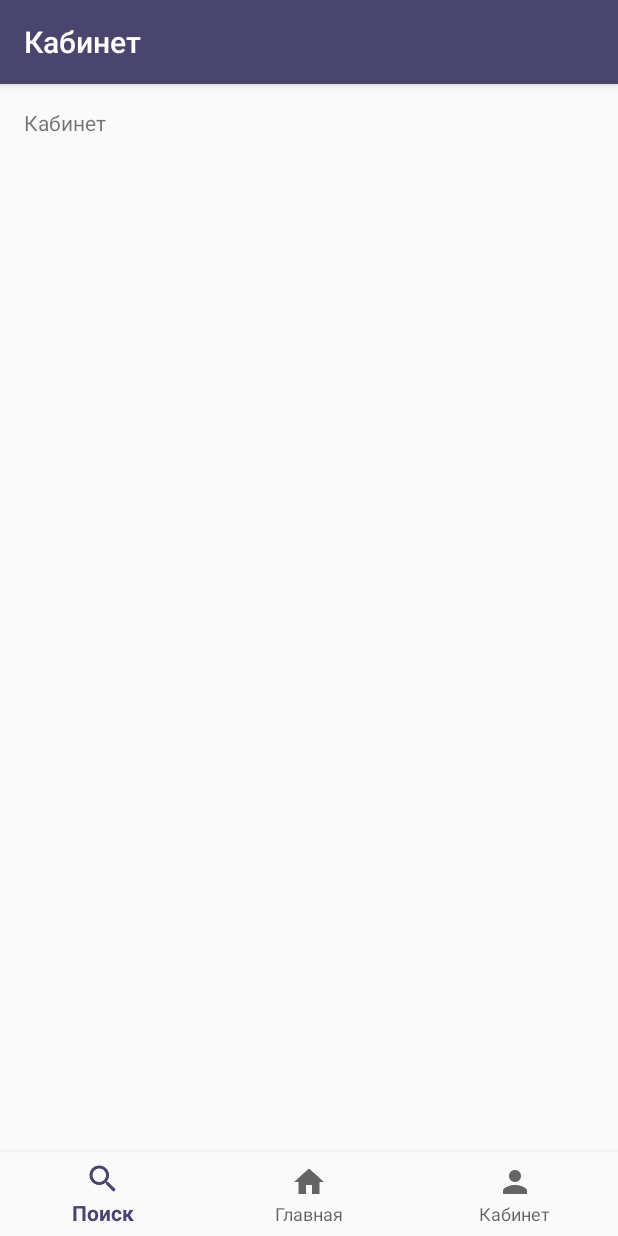
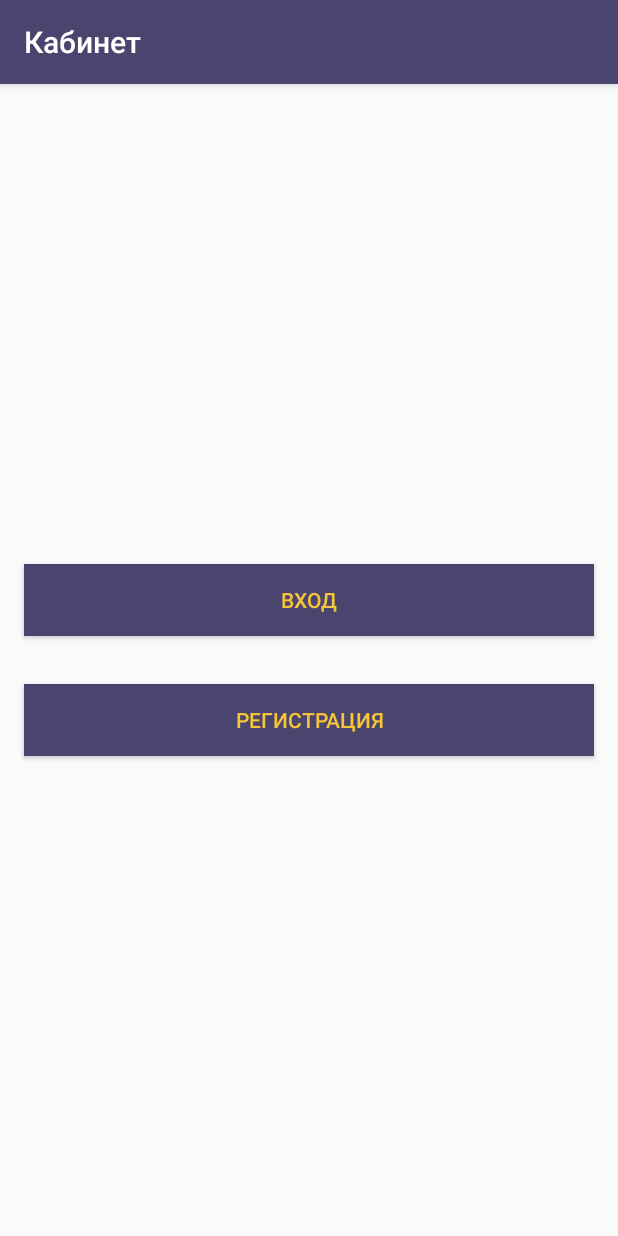
Before and after one commit to LifeLaboratory/skb_sudo_su, an Android app: the ProfileActivity screen opened directly, with no data from a screen before it, on a phone screen of 412 x 824 dp. Run offline under Robolectric (Android 15) with nearby library versions, the phone set to English and light mode, and no system bars.

Commit message:
Диалоговое окно авторизации

```diff
--- a/android/app/build.gradle
+++ b/android/app/build.gradle
@@ -18,6 +18,11 @@ android {
     }
 }
 
+repositories {
+    jcenter()
+    google()
+}
+
 dependencies {
     implementation fileTree(dir: 'libs', include: ['*.jar'])
     implementation 'com.android.support:appcompat-v7:28.0.0'
--- a/android/app/src/main/res/layout/activity_main.xml
+++ b/android/app/src/main/res/layout/activity_main.xml
@@ -28,14 +28,11 @@
 
     <android.support.design.widget.BottomNavigationView
         android:id="@+id/navigation"
-        android:layout_width="0dp"
+        android:layout_width="match_parent"
         android:layout_height="wrap_content"
         android:layout_marginStart="0dp"
         android:layout_marginEnd="0dp"
         android:background="?android:attr/windowBackground"
-        app:layout_constraintBottom_toBottomOf="parent"
-        app:layout_constraintLeft_toLeftOf="parent"
-        app:layout_constraintRight_toRightOf="parent"
         app:menu="@menu/navigation" />
 
 </LinearLayout>
--- a/android/app/src/main/res/layout/activity_profile.xml
+++ b/android/app/src/main/res/layout/activity_profile.xml
@@ -1,22 +1,36 @@
 <?xml version="1.0" encoding="utf-8"?>
-<android.support.constraint.ConstraintLayout xmlns:android="http://schemas.android.com/apk/res/android"
+<LinearLayout xmlns:android="http://schemas.android.com/apk/res/android"
     xmlns:app="http://schemas.android.com/apk/res-auto"
     xmlns:tools="http://schemas.android.com/tools"
     android:id="@+id/container"
     android:layout_width="match_parent"
     android:layout_height="match_parent"
+    android:orientation="vertical"
     tools:context=".ProfileActivity">
 
-    <TextView
-        android:id="@+id/message"
-        android:layout_width="wrap_content"
-        android:layout_height="wrap_content"
-        android:layout_marginStart="@dimen/activity_horizontal_margin"
-        android:layout_marginLeft="@dimen/activity_horizontal_margin"
-        android:layout_marginTop="@dimen/activity_vertical_margin"
-        android:text="@string/title_profile"
-        app:layout_constraintLeft_toLeftOf="parent"
-        app:layout_constraintTop_toTopOf="parent" />
+    <LinearLayout
+        android:layout_width="match_parent"
+        android:layout_height="match_parent"
+        android:id="@+id/ifNotAuth"
+        android:orientation="vertical"
+        android:gravity="center_vertical">
+        <Button
+            android:layout_width="match_parent"
+            android:layout_height="wrap_content"
+            android:text="@string/btn_auth"
+            android:layout_margin="16dp"
+            android:id="@+id/btn_login"
+            android:background="@color/colorPrimary"
+            android:textColor="@color/colorSubPrimary"/>
+        <Button
+            android:layout_width="match_parent"
+            android:layout_height="wrap_content"
+            android:text="@string/btn_register"
+            android:layout_margin="16dp"
+            android:id="@+id/btn_register"
+            android:background="@color/colorPrimary"
+            android:textColor="@color/colorSubPrimary"/>
+    </LinearLayout>
 
     <android.support.design.widget.BottomNavigationView
         android:id="@+id/navigation"
@@ -30,4 +44,4 @@
         app:layout_constraintRight_toRightOf="parent"
         app:menu="@menu/navigation" />
 
-</android.support.constraint.ConstraintLayout>
+</LinearLayout>
--- a/android/app/src/main/res/values/colors.xml
+++ b/android/app/src/main/res/values/colors.xml
@@ -4,4 +4,5 @@
     <color name="colorPrimaryDark">#4a456e</color>
     <color name="colorAccent">#4a456e</color>
     <color name="colorSubPrimary">#f6c53a</color>
+    <color name="colorSubPrimaryWithOpacity">#80f6c53a</color>
 </resources>
--- a/android/app/src/main/res/values/strings.xml
+++ b/android/app/src/main/res/values/strings.xml
@@ -6,4 +6,9 @@
     <string name="title_activity_profile">Кабинет</string>
     <string name="title_activity_search">Поиск</string>
     <string name="btn_scan">Сканировать</string>
+    <string name="btn_auth">Вход</string>
+    <string name="btn_cancel">Отмена</string>
+    <string name="btn_register">Регистрация</string>
+    <string name="hint_login_text">Логин</string>
+    <string name="hint_password_text">Пароль</string>
 </resources>
```
Also changed, not shown: android/app/src/main/java/ru/lifelaboratory/skb/ProfileActivity.java (+32 -6 lines), android/app/src/main/res/layout/dialog_auth.xml (added, +70 -0 lines).
